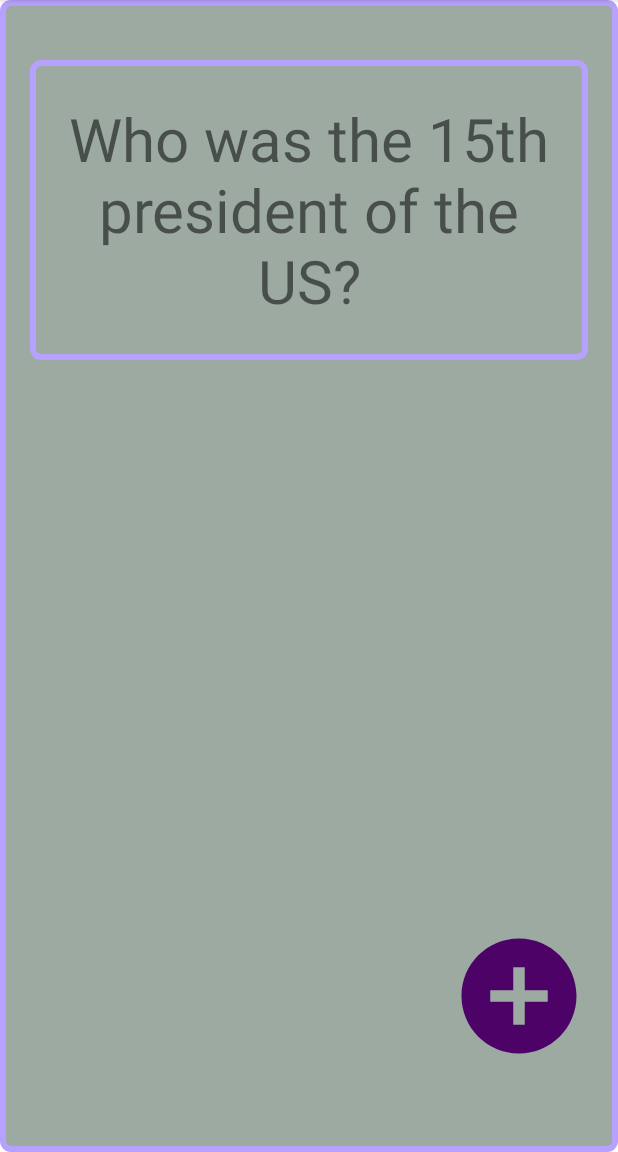
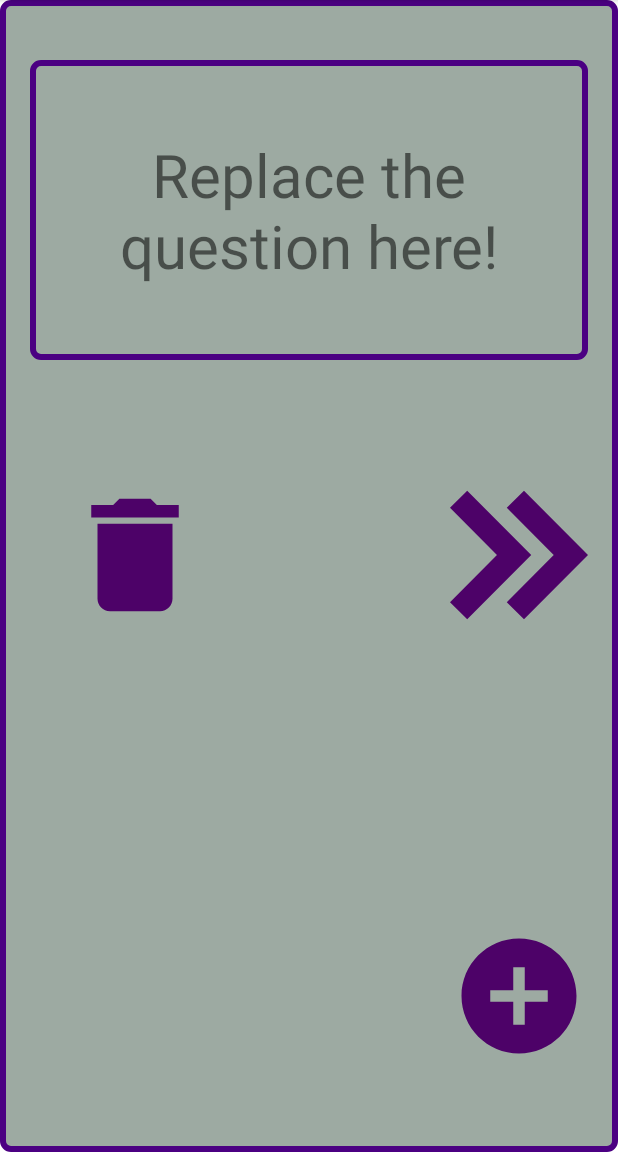
Before and after one commit to nkellogg2/FlashcardAppActual, an Android app: the screen it shows after launch (MainActivity), on a phone screen of 412 x 824 dp, the part 84-1236 px from its top. Run offline under Robolectric (Android 15) with nearby library versions, the light colour scheme and no system bars; our stand-ins replace Room's generated code.

Commit message:
Added database saving, ability to cycle through cards, and ability to delete cards.

```diff
--- a/app/build.gradle
+++ b/app/build.gradle
@@ -36,4 +36,8 @@ dependencies {
     testImplementation 'junit:junit:4.+'
     androidTestImplementation 'androidx.test.ext:junit:1.1.2'
     androidTestImplementation 'androidx.test.espresso:espresso-core:3.3.0'
+    def room_version = "2.2.6"
+
+    implementation "androidx.room:room-runtime:$room_version"
+    annotationProcessor "androidx.room:room-compiler:$room_version"
 }
--- /dev/null
+++ b/app/src/main/java/com/example/flashcardappactual/AppDatabase.java
@@ -0,0 +1,9 @@
+package com.example.flashcardappactual;
+
+import androidx.room.Database;
+import androidx.room.RoomDatabase;
+
+@Database(entities = {com.example.flashcardappactual.Flashcard.class}, version = 3)
+public abstract class AppDatabase extends RoomDatabase {
+    public abstract com.example.flashcardappactual.FlashcardDao flashcardDao();
+}
--- /dev/null
+++ b/app/src/main/java/com/example/flashcardappactual/FlashcardDao.java
@@ -0,0 +1,28 @@
+package com.example.flashcardappactual;
+
+
+import androidx.room.Dao;
+import androidx.room.Delete;
+import androidx.room.Insert;
+import androidx.room.OnConflictStrategy;
+import androidx.room.Query;
+import androidx.room.Update;
+
+import com.example.flashcardappactual.Flashcard;
+
+import java.util.List;
+
+@Dao
+public interface FlashcardDao {
+    @Query("SELECT * FROM flashcard")
+    List<Flashcard> getAll();
+
+    @Insert
+    void insertAll(Flashcard... flashcards);
+
+    @Delete
+    void delete(Flashcard flashcard);
+
+    @Update(onConflict = OnConflictStrategy.REPLACE)
+    void update(Flashcard flashcard);
+}
--- /dev/null
+++ b/app/src/main/java/com/example/flashcardappactual/FlashcardDatabase.java
@@ -0,0 +1,55 @@
+package com.example.flashcardappactual;
+
+import android.content.Context;
+
+import androidx.room.Room;
+
+import com.example.flashcardappactual.AppDatabase;
+import com.example.flashcardappactual.Flashcard;
+
+import java.util.List;
+
+public class FlashcardDatabase {
+    private final AppDatabase db;
+
+    FlashcardDatabase(Context context) {
+        db = Room.databaseBuilder(context.getApplicationContext(),
+                AppDatabase.class, "flashcard-database")
+                .allowMainThreadQueries()
+                .fallbackToDestructiveMigration()
+                .build();
+    }
+
+    public void initFirstCard() {
+        if (db.flashcardDao().getAll().isEmpty()) {
+            insertCard(new Flashcard("Who is the 44th President of the United States", "Barack Obama"));
+        }
+    }
+
+    public List<Flashcard> getAllCards() {
+        return db.flashcardDao().getAll();
+    }
+
+    public void insertCard(Flashcard flashcard) {
+        db.flashcardDao().insertAll(flashcard);
+    }
+
+    public void deleteCard(String flashcardQuestion) {
+        List<Flashcard> allCards = db.flashcardDao().getAll();
+        for (Flashcard f : allCards) {
+            if (f.getQuestion().equals(flashcardQuestion)) {
+                db.flashcardDao().delete(f);
+            }
+        }
+    }
+
+    public void updateCard(Flashcard flashcard) {
+        db.flashcardDao().update(flashcard);
+    }
+
+    public void deleteAll() {
+        for (Flashcard f : db.flashcardDao().getAll()) {
+            db.flashcardDao().delete(f);
+        }
+    }
+}
--- /dev/null
+++ b/app/src/main/res/drawable/delete_button.xml
@@ -0,0 +1,5 @@
+<vector android:height="24dp" android:tint="#4D0268"
+    android:viewportHeight="24" android:viewportWidth="24"
+    android:width="24dp" xmlns:android="http://schemas.android.com/apk/res/android">
+    <path android:fillColor="@android:color/white" android:pathData="M6,19c0,1.1 0.9,2 2,2h8c1.1,0 2,-0.9 2,-2V7H6v12zM19,4h-3.5l-1,-1h-5l-1,1H5v2h14V4z"/>
+</vector>
--- /dev/null
+++ b/app/src/main/res/drawable/ic_iconmonstr_arrow_31.xml
@@ -0,0 +1,10 @@
+<vector xmlns:android="http://schemas.android.com/apk/res/android"
+    android:width="24dp"
+    android:height="24dp"
+    android:viewportWidth="24"
+    android:viewportHeight="24"
+    android:tint="#4D0268">
+  <path
+      android:fillColor="#FF000000"
+      android:pathData="M0,3.795l2.995,-2.98 11.132,11.185 -11.132,11.186 -2.995,-2.981 8.167,-8.205 -8.167,-8.205zM18.04,12l-8.167,8.205 2.995,2.98 11.132,-11.185 -11.132,-11.186 -2.995,2.98 8.167,8.206z"/>
+</vector>
--- a/app/src/main/res/drawable/question_background.xml
+++ b/app/src/main/res/drawable/question_background.xml
@@ -2,7 +2,7 @@
 <shape xmlns:android="http://schemas.android.com/apk/res/android"
     android:shape="rectangle">
     <corners android:radius="5dp"/>
-    <stroke android:width="4dp" android:color="#B7A1FF" />
+    <stroke android:width="4dp" android:color="#4B0082" />
     <solid android:color="#9DAAA2" />
     <padding android:left="20dp" android:bottom="20dp"
         android:right="20dp" android:top="20dp" />
--- a/app/src/main/res/layout/activity_main.xml
+++ b/app/src/main/res/layout/activity_main.xml
@@ -12,7 +12,7 @@
         android:layout_height="200dp"
         android:id="@+id/flashcardQuestion"
         android:gravity="center"
-        android:text="@string/who_was_the_15th_president_of_the_us"
+        android:text="@string/replace_the_question_here"
         android:textSize="40sp"
         android:background="@drawable/question_background"
         android:layout_marginTop="20dp"
@@ -28,7 +28,7 @@
         android:layout_width="match_parent"
         android:layout_height="200dp"
         android:gravity="center"
-        android:text="@string/james_buchanan"
+        android:text="@string/replace_the_answer_here"
         android:textSize="40sp"
         android:visibility="invisible"
         android:layout_marginTop="20dp"
@@ -48,5 +48,25 @@
 
         app:srcCompat="@drawable/add_icon" />
 
+    <ImageView
+        android:layout_width="100dp"
+        android:layout_height="100dp"
+        android:id="@+id/nextButton"
+        android:src="@drawable/ic_iconmonstr_arrow_31"
+        android:layout_marginStart="280dp"
+        android:layout_marginTop="300dp"
+        android:contentDescription="@string/button_for_cycling_through_cards"
+
+        />
+    <ImageView
+        android:layout_width="100dp"
+        android:layout_height="100dp"
+        android:id="@+id/trashButton"
+        android:src="@drawable/delete_button"
+        android:layout_marginStart="20dp"
+        android:layout_marginTop="300dp"
+        android:contentDescription="@string/deletes_flashcard"
+        />
+
 
 </RelativeLayout>
--- a/app/src/main/res/values/strings.xml
+++ b/app/src/main/res/values/strings.xml
@@ -7,4 +7,8 @@
     <string name="enter_the_question_here">Enter the question here!</string>
     <string name="enter_the_answer_here">Enter the answer here!</string>
     <string name="button_for_saving_card_contents">Button for saving card contents</string>
+    <string name="button_for_cycling_through_cards">Button for cycling through cards</string>
+    <string name="deletes_flashcard">Deletes flashcard</string>
+    <string name="replace_the_answer_here">Replace the answer here!</string>
+    <string name="replace_the_question_here">Replace the question here!</string>
 </resources>
```
Also changed, not shown: app/src/main/java/com/example/flashcardappactual/Flashcard.java (added, +96 -0 lines), app/src/main/java/com/example/flashcardappactual/MainActivity.java (+64 -4 lines).
